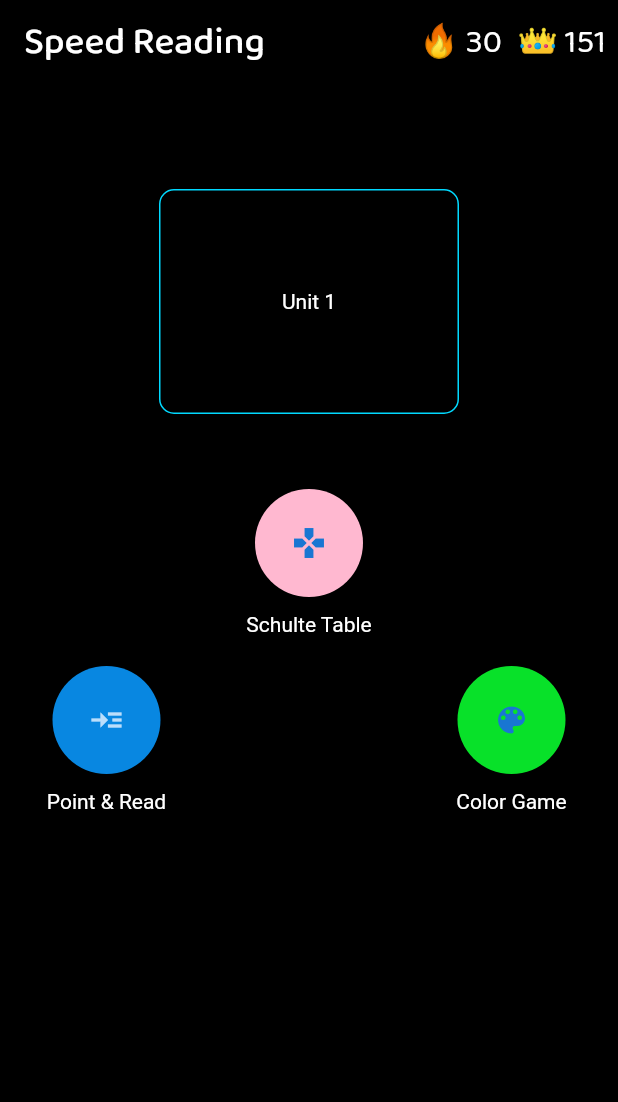
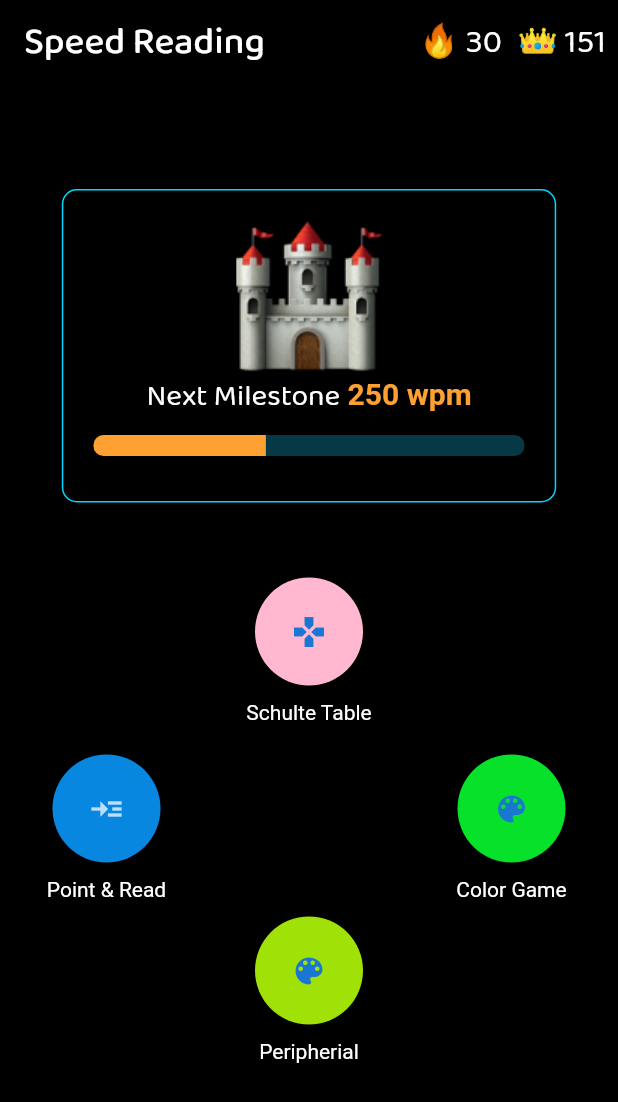
Before and after one commit to Bolt-SIH/BOLT-frontend, a Flutter app: the GameCollections screen opened directly, on a phone screen of 412 x 824 dp. Shown: the top 1102 px of the screen. Run offline on Flutter 3.47's test engine with Material 2 defaults, Android fonts, the phone set to English and light mode, and no system bars; our stand-ins replace animated_text_kit, carousel_slider, firebase_auth, firebase_core, flutter_svg, get_storage and 3 more; accounts and stored records are empty.

Commit message:
Minor UI Improvement

```diff
--- a/lib/main.dart
+++ b/lib/main.dart
@@ -4,7 +4,7 @@ import 'package:bolt/screens/CourseOnBoarding/lesson.dart';
 import 'package:bolt/screens/Discover/discover_main.dart';
 import 'package:bolt/screens/Learning_Games/learn_start.dart';
 
-import 'package:bolt/screens/Learning_Games/peripheral_game.dart';
+import 'package:bolt/screens/games/Peripheral%20Game/peripheral_game.dart';
 import 'package:bolt/screens/Onboarding/authentication.dart';
 import 'package:bolt/screens/games/PointAndRead/PointAndReadIntro.dart';
 import 'package:bolt/screens/games/PointAndRead/PointAndReadMain.dart';
@@ -44,7 +44,6 @@ class MyApp extends StatelessWidget {
       child: MaterialApp(
         debugShowCheckedModeBanner: false,
         theme: ThemeData(
-
             appBarTheme: const AppBarTheme(color: Colors.black),
             scaffoldBackgroundColor: CustomColors.backgroundColor,
             bottomSheetTheme: const BottomSheetThemeData(
@@ -63,6 +62,8 @@ class MyApp extends StatelessWidget {
           // Point and read
           PointAndReadIntro.routeName: (ctx) => const PointAndReadIntro(),
           colorConfusionLevel1.routeName: (ctx) => const colorConfusionLevel1(),
+          // Peripheral vision
+          Peripheral_game.routeName: (ctx) => const Peripheral_game(),
         },
       ),
     );
--- a/lib/screens/games/game_collection.dart
+++ b/lib/screens/games/game_collection.dart
@@ -1,8 +1,10 @@
 import 'package:bolt/file_exported.dart';
 import 'package:bolt/screens/Games/schulte_table/game_intro_screens/first_screen.dart';
 import 'package:bolt/screens/games/ColorGame/colorGameLevel1.dart';
+import 'package:bolt/screens/games/Peripheral%20Game/peripheral_game.dart';
 import 'package:bolt/screens/games/PointAndRead/PointAndReadIntro.dart';
 import 'package:bolt/screens/games/PointAndRead/PointAndReadMain.dart';
+import 'package:bolt/theme/app_styles.dart';
 
 class GameCollections extends StatefulWidget {
   const GameCollections({Key? key}) : super(key: key);
@@ -57,19 +59,41 @@ class _GameCollectionsState extends State<GameCollections> {
             width: double.infinity,
           ),
           Container(
-            height: 150,
-            width: 200,
+            width: MediaQuery.of(context).size.width * 0.8,
+            padding: const EdgeInsets.symmetric(vertical: 20, horizontal: 20),
             decoration: BoxDecoration(
               border: Border.all(color: CustomColors.successbuttonbackground),
               borderRadius: BorderRadius.circular(
                 10,
               ),
             ),
-            child: const Center(
-                child: Text(
-              "Unit 1",
-              style: TextStyle(color: Colors.white),
-            )),
+            child: Column(children: [
+              Image.asset("assets/images/castle.png"),
+              RichText(
+                text: const TextSpan(
+                    text: "Next Milestone",
+                    style: TextStyle(
+                      fontFamily: "baloo",
+                      // fontWeight: FontWeight.bold,
+                      fontSize: 20,
+                    ),
+                    children: [
+                      TextSpan(
+                          text: " 250 wpm",
+                          style: TextStyle(
+                            fontWeight: FontWeight.bold,
+                            color: CustomColors.brightyellow,
+                          ))
+                    ]),
+                // text : "Milestone 250 WPM",
+                // style: TextStyle(
+                //   fontFamily: "baloo",
+                //   fontWeight: FontWeight.bold,
+                //   color: CustomColors.brightyellow,
+                // ),
+              ),
+              CustomProgressBar(0.4)
+            ]),
           ),
           const SizedBox(
             height: 40,
@@ -125,7 +149,23 @@ class _GameCollectionsState extends State<GameCollections> {
                     ),
                   ),
                   const Text("Color Game")
-                ])
+                ]),
+              ]),
+              Column(children: [
+                Padding(
+                  padding: const EdgeInsets.all(10.0),
+                  child: CircleAvatar(
+                    backgroundColor: const Color.fromARGB(255, 160, 225, 8),
+                    minRadius: 36,
+                    child: IconButton(
+                        onPressed: () {
+                          Navigator.pushNamed(
+                              context, Peripheral_game.routeName);
+                        },
+                        icon: const Icon(Icons.color_lens)),
+                  ),
+                ),
+                const Text("Peripherial")
               ]),
             ]),
           ),
```
Also changed, not shown: lib/screens/games/Peripheral Game/peripheral_game.dart (renamed from lib/screens/Learning_Games/peripheral_game.dart, +15 -20 lines), assets/images/castle.png (added).
